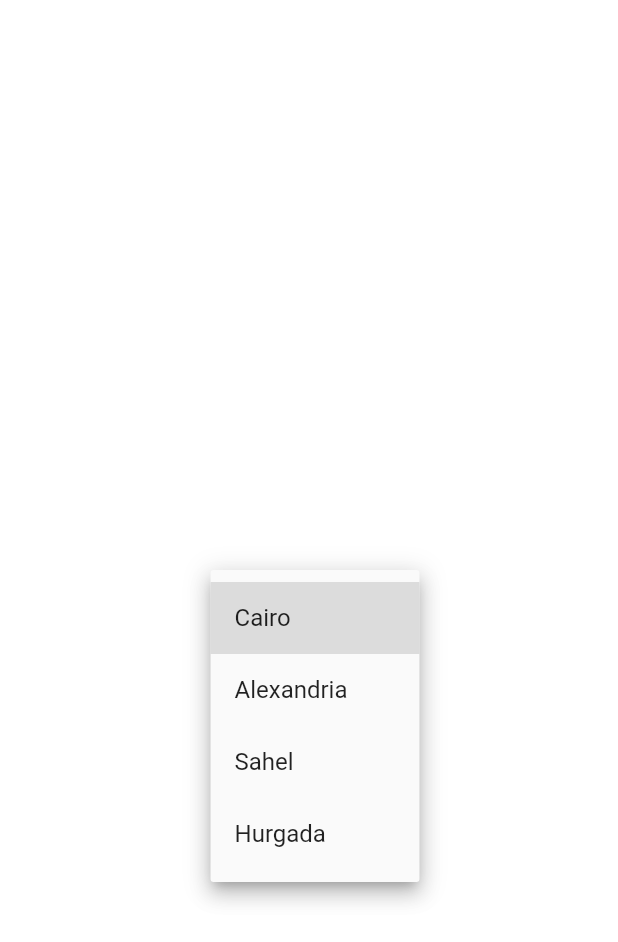
After one commit to dodyg/practical-flutter, a Flutter app: the ComboBoxPage screen opened by its route, after a tap on "Cairo", on a phone screen of 412 x 824 dp. The commit adds this screen. Shown: the top 942 px of the screen. Run offline on Flutter 3.47's test engine with Material 2 defaults, Android fonts, the phone set to English and light mode, and no system bars; our stand-ins replace flutter_redux, redux; missing offline and left inert: feedparser.

Commit message:
Add combox box example

```diff
--- a/projects/ui/lib/main.dart
+++ b/projects/ui/lib/main.dart
@@ -8,6 +8,7 @@ import 'pages/list_page.dart';
 import 'pages/scaffold_page.dart';
 import 'pages/form_page.dart';
 import 'pages/sized_box_page.dart';
+import 'pages/combo_box_page.dart';
 import 'apps/rss_app.dart';
 import 'apps/redux_counter/redux_counter_app.dart';
 import 'apps/calculator_app.dart';
@@ -50,7 +51,8 @@ class HomeScreen extends StatelessWidget {
               navigateTo(context, "Scaffold", "/layouts/scaffold/simple"),
               navigateTo(context, "Calculator", "/apps/calculator"),
               navigateTo(context, "SizedBox", "/layouts/sized_box/simple"),
-              navigateTo(context, "Counter", "/apps/redux_counter_app")
+              navigateTo(context, "Counter", "/apps/redux_counter_app"),
+              navigateTo(context, "Combo Box", "/elements/combobox/simple")
             ])
       ]),
     );
@@ -70,7 +72,8 @@ var x = new MaterialApp(home: new HomeScreen(), routes: <String, WidgetBuilder>{
   '/layouts/sized_box/simple': (context) => new SizedBoxPage(),
   '/apps/rss': (context) => new RssApp(),
   '/apps/calculator': (context) => new CalculatorApp(),
-  '/apps/redux_counter_app': (context) => new ReduxCounterApp()
+  '/apps/redux_counter_app': (context) => new ReduxCounterApp(),
+  '/elements/combobox/simple': (context) => new ComboBoxPage()
 });
 
 void main() {
--- /dev/null
+++ b/projects/ui/lib/pages/combo_box_page.dart
@@ -0,0 +1,50 @@
+import "package:flutter/material.dart";
+
+class ComboBoxPage extends StatefulWidget {
+  @override
+  State<StatefulWidget> createState() => new _ComboBoxPageState();
+}
+
+class _ComboBoxPageState extends State<ComboBoxPage> {
+  var _cities = ["Cairo", "Alexandria", "Sahel", "Hurgada"];
+  String _currentCity;
+
+  List<DropdownMenuItem<String>> _dropDownMenuItems;
+
+  @override
+  void initState() {
+    _dropDownMenuItems = getDropDownMenuItems();
+    _currentCity = _dropDownMenuItems.first.value;
+    super.initState();
+  }
+
+  List<DropdownMenuItem<String>> getDropDownMenuItems() {
+    var items = new List<DropdownMenuItem<String>>();
+    for (var c in _cities) {
+      items.add(new DropdownMenuItem(value: c, child: new Text(c)));
+    }
+
+    return items;
+  }
+
+  @override
+  Widget build(BuildContext context) {
+    return new Scaffold(
+        body: new Container(
+            color: Colors.white,
+            child: new Center(
+              child: new DropdownButton(
+                value: _currentCity,
+                items: _dropDownMenuItems,
+                onChanged: changeDropDownItems,
+              ),
+            )));
+  }
+
+  void changeDropDownItems(String selected) {
+    print('Selected city is $selected');
+    setState(() {
+      _currentCity = selected;
+    });
+  }
+}
```
